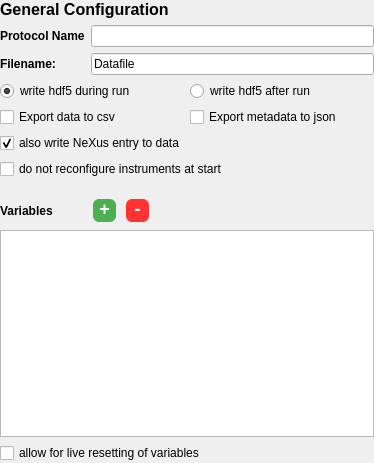
Above: nomad_camels/gui/general_protocol_settings.ui from FAU-LAP/NOMAD-CAMELS before the change. Below: the same form after it.
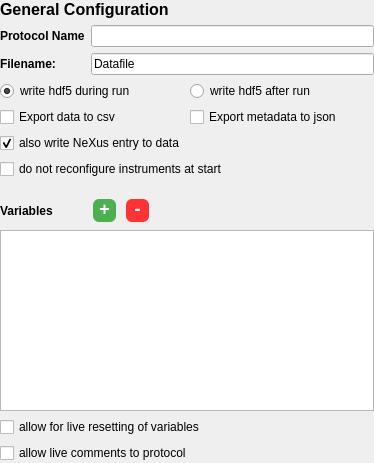
That is the form after the change. Custom widgets are drawn as their Qt base class.

Commit message: added live commenting feature

Diff of the .ui file:
```diff
--- a/nomad_camels/gui/general_protocol_settings.ui
+++ b/nomad_camels/gui/general_protocol_settings.ui
@@ -254,6 +254,13 @@
      </property>
     </widget>
    </item>
+   <item row="11" column="0" colspan="6">
+    <widget class="QCheckBox" name="checkBox_live_comments">
+     <property name="text">
+      <string>allow live comments to protocol</string>
+     </property>
+    </widget>
+   </item>
   </layout>
  </widget>
  <customwidgets>
```
Left out of the diff: 198 changed lines with no effect on the pictures. The commit also changes 5 other files.
